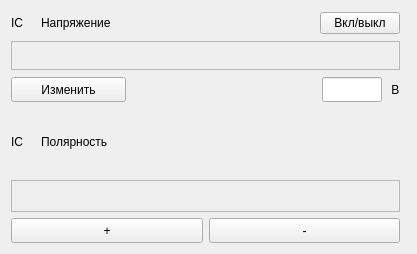
This is RSCAN_DOSE/src/widgets/widgetvoltage.ui in niitfa/RSCAN_DOSE_GUI as Qt 5 draws it before an edit. The edited form follows.
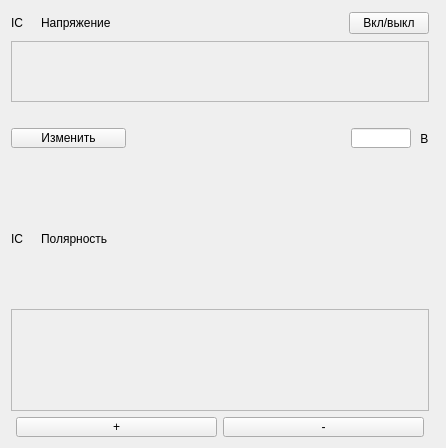
This is the edited form. Custom widgets are drawn as their Qt base class.

Diff of the .ui file:
```diff
--- a/RSCAN_DOSE/src/widgets/widgetvoltage.ui
+++ b/RSCAN_DOSE/src/widgets/widgetvoltage.ui
@@ -6,8 +6,8 @@
    <rect>
     <x>0</x>
     <y>0</y>
-    <width>417</width>
-    <height>254</height>
+    <width>446</width>
+    <height>448</height>
    </rect>
   </property>
   <property name="windowTitle">
@@ -117,13 +117,13 @@
                <property name="minimumSize">
                 <size>
                  <width>115</width>
-                 <height>25</height>
+                 <height>20</height>
                 </size>
                </property>
                <property name="maximumSize">
                 <size>
                  <width>115</width>
-                 <height>25</height>
+                 <height>20</height>
                 </size>
                </property>
                <property name="text">
@@ -155,13 +155,13 @@
                <property name="minimumSize">
                 <size>
                  <width>60</width>
-                 <height>25</height>
+                 <height>20</height>
                 </size>
                </property>
                <property name="maximumSize">
                 <size>
                  <width>60</width>
-                 <height>25</height>
+                 <height>20</height>
                 </size>
                </property>
                <property name="alignment">
@@ -243,24 +243,40 @@
         <layout class="QHBoxLayout" name="horizontalLayout_borderPolarity">
          <item>
           <layout class="QHBoxLayout" name="horizontalLayout_5">
+           <item>
+            <spacer name="horizontalSpacer_4">
+             <property name="orientation">
+              <enum>Qt::Horizontal</enum>
+             </property>
+             <property name="sizeType">
+              <enum>QSizePolicy::Fixed</enum>
+             </property>
+             <property name="sizeHint" stdset="0">
+              <size>
+               <width>5</width>
+               <height>20</height>
+              </size>
+             </property>
+            </spacer>
+           </item>
            <item>
             <widget class="QPushButton" name="pushButton_plus">
              <property name="sizePolicy">
               <sizepolicy hsizetype="Minimum" vsizetype="Fixed">
                <horstretch>0</horstretch>
-               <verstretch>25</verstretch>
+               <verstretch>20</verstretch>
               </sizepolicy>
              </property>
              <property name="minimumSize">
               <size>
                <width>0</width>
-               <height>25</height>
+               <height>20</height>
               </size>
              </property>
              <property name="maximumSize">
               <size>
                <width>16777215</width>
-               <height>25</height>
+               <height>20</height>
               </size>
              </property>
              <property name="text">
@@ -273,19 +289,19 @@
              <property name="sizePolicy">
               <sizepolicy hsizetype="Minimum" vsizetype="Fixed">
                <horstretch>0</horstretch>
-               <verstretch>25</verstretch>
+               <verstretch>20</verstretch>
               </sizepolicy>
              </property>
              <property name="minimumSize">
               <size>
                <width>0</width>
-               <height>25</height>
+               <height>20</height>
               </size>
              </property>
              <property name="maximumSize">
               <size>
                <width>16777215</width>
-               <height>25</height>
+               <height>20</height>
               </size>
              </property>
              <property name="text">
@@ -293,6 +309,22 @@
              </property>
             </widget>
            </item>
+           <item>
+            <spacer name="horizontalSpacer_5">
+             <property name="orientation">
+              <enum>Qt::Horizontal</enum>
+             </property>
+             <property name="sizeType">
+              <enum>QSizePolicy::Fixed</enum>
+             </property>
+             <property name="sizeHint" stdset="0">
+              <size>
+               <width>5</width>
+               <height>20</height>
+              </size>
+             </property>
+            </spacer>
+           </item>
           </layout>
          </item>
         </layout>
```
